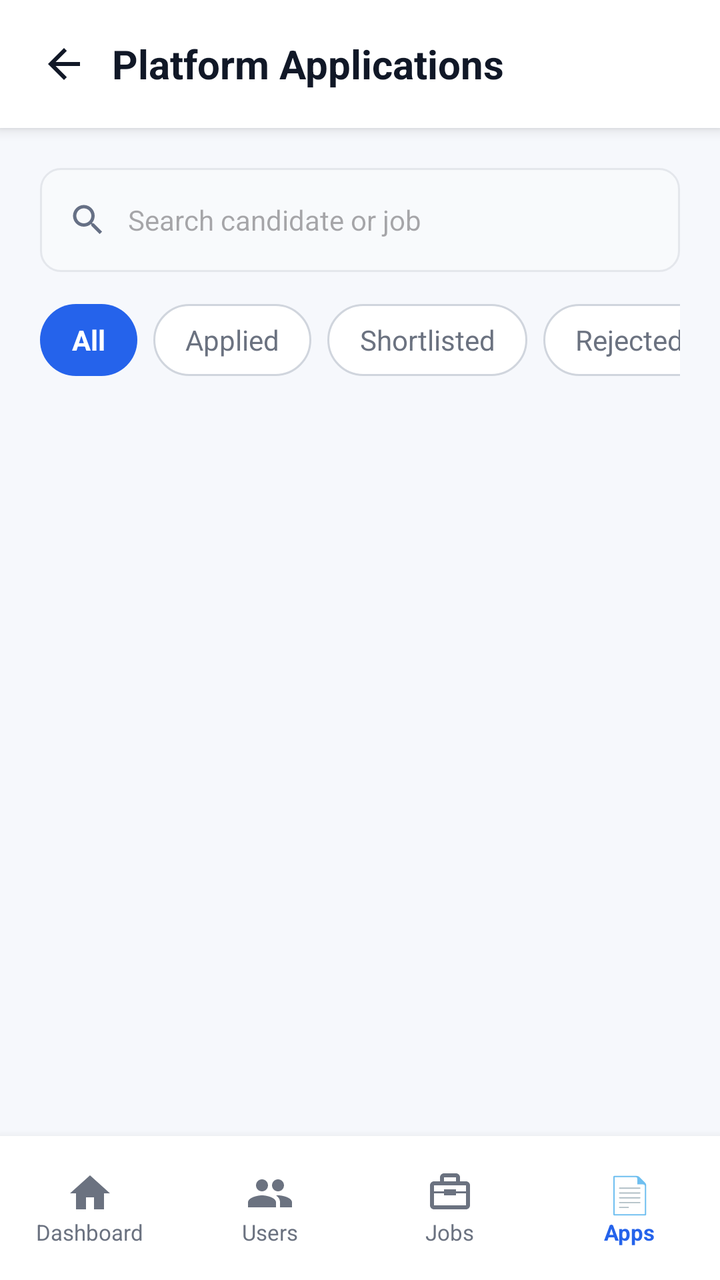
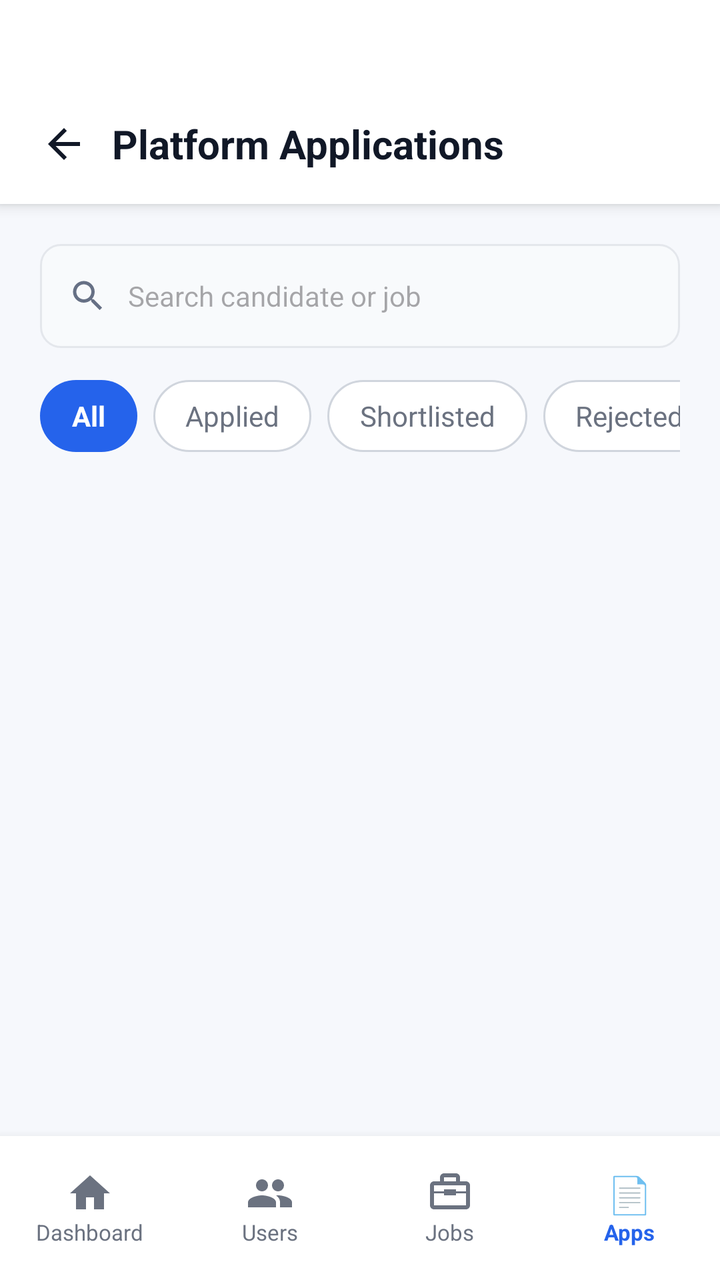

Compare the two renders of this Android layout. The source of the first and the diff that turns it into the second are given below.
<!-- AndroidManifest.xml: application theme Theme.CloudHire -->
<!-- res/layout/activity_admin_applications.xml -->
<?xml version="1.0" encoding="utf-8"?>
<LinearLayout xmlns:android="http://schemas.android.com/apk/res/android"
    xmlns:app="http://schemas.android.com/apk/res-auto"
    android:layout_width="match_parent"
    android:layout_height="match_parent"
    android:orientation="vertical"
    android:background="@color/dashboard_background">

    
    <LinearLayout
        android:layout_width="match_parent"
        android:layout_height="64dp"
        android:background="@android:color/white"
        android:elevation="4dp"
        android:gravity="center_vertical"
        android:orientation="horizontal"
        android:paddingStart="8dp"
        android:paddingEnd="16dp">

        <ImageButton
            android:id="@+id/btnAdminAppsBack"
            android:layout_width="48dp"
            android:layout_height="48dp"
            android:background="?attr/selectableItemBackgroundBorderless"
            android:contentDescription="Back"
            android:padding="12dp"
            android:src="@drawable/ic_arrow_back"
            app:tint="@color/dashboard_text_primary" />

        <TextView
            android:layout_width="0dp"
            android:layout_height="wrap_content"
            android:layout_weight="1"
            android:text="Platform Applications"
            android:textColor="@color/dashboard_text_primary"
            android:textSize="20sp"
            android:textStyle="bold" />
    </LinearLayout>

    
    <LinearLayout
        android:layout_width="match_parent"
        android:layout_height="wrap_content"
        android:orientation="vertical"
        android:padding="20dp">

        <LinearLayout
            android:layout_width="match_parent"
            android:layout_height="52dp"
            android:background="@drawable/bg_applicant_search"
            android:gravity="center_vertical"
            android:orientation="horizontal"
            android:paddingStart="14dp"
            android:paddingEnd="14dp">
            <ImageView
                android:layout_width="20dp"
                android:layout_height="20dp"
                android:src="@drawable/ic_search" />
            <EditText
                android:id="@+id/etAppSearch"
                android:layout_width="match_parent"
                android:layout_height="match_parent"
                android:background="@android:color/transparent"
                android:hint="Search candidate or job"
                android:inputType="text"
                android:paddingStart="10dp"
                android:textSize="14sp" />
        </LinearLayout>

        <HorizontalScrollView
            android:layout_width="match_parent"
            android:layout_height="wrap_content"
            android:layout_marginTop="16dp"
            android:scrollbars="none">
            <LinearLayout
                android:layout_width="wrap_content"
                android:layout_height="wrap_content"
                android:orientation="horizontal">
                <TextView
                    android:id="@+id/filterAppAll"
                    android:layout_width="wrap_content"
                    android:layout_height="36dp"
                    android:background="@drawable/bg_filter_active"
                    android:gravity="center"
                    android:paddingStart="16dp"
                    android:paddingEnd="16dp"
                    android:text="All"
                    android:textColor="@android:color/white"
                    android:textStyle="bold" />
                <TextView
                    android:id="@+id/filterAppApplied"
                    android:layout_width="wrap_content"
                    android:layout_height="36dp"
                    android:layout_marginStart="8dp"
                    android:background="@drawable/bg_filter_inactive"
                    android:gravity="center"
                    android:paddingStart="16dp"
                    android:paddingEnd="16dp"
                    android:text="Applied"
                    android:textColor="@color/dashboard_text_secondary" />
                <TextView
                    android:id="@+id/filterAppShortlisted"
                    android:layout_width="wrap_content"
                    android:layout_height="36dp"
                    android:layout_marginStart="8dp"
                    android:background="@drawable/bg_filter_inactive"
                    android:gravity="center"
                    android:paddingStart="16dp"
                    android:paddingEnd="16dp"
                    android:text="Shortlisted"
                    android:textColor="@color/dashboard_text_secondary" />
                <TextView
                    android:id="@+id/filterAppRejected"
                    android:layout_width="wrap_content"
                    android:layout_height="36dp"
                    android:layout_marginStart="8dp"
                    android:background="@drawable/bg_filter_inactive"
                    android:gravity="center"
                    android:paddingStart="16dp"
                    android:paddingEnd="16dp"
                    android:text="Rejected"
                    android:textColor="@color/dashboard_text_secondary" />
            </LinearLayout>
        </HorizontalScrollView>
    </LinearLayout>

    
    <ScrollView
        android:layout_width="match_parent"
        android:layout_height="0dp"
        android:layout_weight="1">
        <LinearLayout
            android:id="@+id/appListContainer"
            android:layout_width="match_parent"
            android:layout_height="wrap_content"
            android:orientation="vertical"
            android:paddingStart="20dp"
            android:paddingEnd="20dp"
            android:paddingBottom="20dp" />
    </ScrollView>

    
    <LinearLayout
        android:layout_width="match_parent"
        android:layout_height="72dp"
        android:background="@android:color/white"
        android:elevation="8dp"
        android:gravity="center_vertical"
        android:orientation="horizontal">

        <LinearLayout
            android:id="@+id/navAdminHome"
            android:layout_width="0dp"
            android:layout_height="match_parent"
            android:layout_weight="1"
            android:clickable="true"
            android:focusable="true"
            android:gravity="center"
            android:orientation="vertical">
            <ImageView
                android:layout_width="24dp"
                android:layout_height="24dp"
                android:src="@drawable/recruiter_dashboard_home"
                app:tint="@color/dashboard_text_secondary" />
            <TextView
                android:layout_width="wrap_content"
                android:layout_height="wrap_content"
                android:text="Dashboard"
                android:textColor="@color/dashboard_text_secondary"
                android:textSize="11sp" />
        </LinearLayout>

        <LinearLayout
            android:id="@+id/navAdminUsers"
            android:layout_width="0dp"
            android:layout_height="match_parent"
            android:layout_weight="1"
            android:clickable="true"
            android:focusable="true"
            android:gravity="center"
            android:orientation="vertical">
            <ImageView
                android:layout_width="24dp"
                android:layout_height="24dp"
                android:src="@drawable/recruiter_dashboard_people"
                app:tint="@color/dashboard_text_secondary" />
            <TextView
                android:layout_width="wrap_content"
                android:layout_height="wrap_content"
                android:text="Users"
                android:textColor="@color/dashboard_text_secondary"
                android:textSize="11sp" />
        </LinearLayout>

        <LinearLayout
            android:id="@+id/navAdminJobs"
            android:layout_width="0dp"
            android:layout_height="match_parent"
            android:layout_weight="1"
            android:clickable="true"
            android:focusable="true"
            android:gravity="center"
            android:orientation="vertical">
            <ImageView
                android:layout_width="24dp"
                android:layout_height="24dp"
                android:src="@drawable/recruiter_dashboard_briefcase"
                app:tint="@color/dashboard_text_secondary" />
            <TextView
                android:layout_width="wrap_content"
                android:layout_height="wrap_content"
                android:text="Jobs"
                android:textColor="@color/dashboard_text_secondary"
                android:textSize="11sp" />
        </LinearLayout>

        <LinearLayout
            android:id="@+id/navAdminApps"
            android:layout_width="0dp"
            android:layout_height="match_parent"
            android:layout_weight="1"
            android:clickable="true"
            android:focusable="true"
            android:gravity="center"
            android:orientation="vertical">
            <TextView
                android:layout_width="wrap_content"
                android:layout_height="24dp"
                android:text="📄"
                android:textColor="@color/dashboard_primary"
                android:textSize="18sp"
                android:textStyle="bold" />
            <TextView
                android:layout_width="wrap_content"
                android:layout_height="wrap_content"
                android:text="Apps"
                android:textColor="@color/dashboard_primary"
                android:textSize="11sp"
                android:textStyle="bold" />
        </LinearLayout>
    </LinearLayout>
</LinearLayout>
<!-- resources referenced by this layout -->
<resources>
  <color name="dashboard_background">#F6F8FC</color>
  <color name="dashboard_primary">#2563EB</color>
  <color name="dashboard_text_primary">#111827</color>
  <color name="dashboard_text_secondary">#6B7280</color>
  <!-- drawable bg_applicant_search (drawable) -->
  <?xml version="1.0" encoding="utf-8"?>
  <shape xmlns:android="http://schemas.android.com/apk/res/android">
  
      <solid android:color="#F8FAFC" />
  
      <corners android:radius="10dp" />
  
      <stroke
          android:width="1dp"
          android:color="#E4E7EC" />
  
  </shape>
  <!-- drawable bg_filter_active (drawable) -->
  <?xml version="1.0" encoding="utf-8"?>
  <shape xmlns:android="http://schemas.android.com/apk/res/android">
  
      <solid android:color="#2563EB" />
  
      <corners android:radius="20dp" />
  
  </shape>
  <!-- drawable bg_filter_inactive (drawable) -->
  <?xml version="1.0" encoding="utf-8"?>
  <shape xmlns:android="http://schemas.android.com/apk/res/android">
  
      <solid android:color="#FFFFFF" />
  
      <corners android:radius="20dp" />
  
      <stroke
          android:width="1dp"
          android:color="#D0D5DD" />
  
  </shape>
  <!-- drawable ic_arrow_back (drawable) -->
  <?xml version="1.0" encoding="utf-8"?>
  <vector
      xmlns:android="http://schemas.android.com/apk/res/android"
      android:width="24dp"
      android:height="24dp"
      android:viewportWidth="24"
      android:viewportHeight="24">
  
      <path
          android:fillColor="#1E3A8A"
          android:pathData="M20,11H7.83l5.59,-5.59L12,4l-8,8 8,8 1.41,-1.41L7.83,13H20v-2z" />
  
  </vector>
  <!-- drawable ic_search (drawable) -->
  <?xml version="1.0" encoding="utf-8"?>
  <vector xmlns:android="http://schemas.android.com/apk/res/android"
      android:width="24dp"
      android:height="24dp"
      android:viewportWidth="24"
      android:viewportHeight="24"
      android:tint="#667085">
      <path
          android:fillColor="@android:color/white"
          android:pathData="M15.5,14h-0.79l-0.28,-0.27C15.41,12.59 16,11.11 16,9.5 16,5.91 13.09,3 9.5,3S3,5.91 3,9.5 5.91,16 9.5,16c1.61,0 3.09,-0.59 4.23,-1.57l0.27,0.28v0.79l5,4.99L20.49,19l-4.99,-5zM9.5,14C7.01,14 5,11.99 5,9.5S7.01,5 9.5,5 14,7.01 14,9.5 11.99,14 9.5,14z" />
  </vector>
  <!-- drawable recruiter_dashboard_briefcase (drawable) -->
  <?xml version="1.0" encoding="utf-8"?>
  <vector xmlns:android="http://schemas.android.com/apk/res/android"
      android:width="24dp"
      android:height="24dp"
      android:viewportWidth="24"
      android:viewportHeight="24">
  
      <path
          android:fillColor="#667085"
          android:pathData="M20,6h-3V4c0,-1.1 -0.9,-2 -2,-2H9c-1.1,0 -2,0.9 -2,2v2H4c-1.1,0 -2,0.9 -2,2v10c0,1.1 0.9,2 2,2h16c1.1,0 2,-0.9 2,-2V8c0,-1.1 -0.9,-2 -2,-2zM9,4h6v2H9V4zM20,18H4v-6h5v1h6v-1h5v6zM9,11H4V8h16v3h-5v-1H9v1z" />
  
  </vector>
  <!-- drawable recruiter_dashboard_home (drawable) -->
  <?xml version="1.0" encoding="utf-8"?>
  <vector xmlns:android="http://schemas.android.com/apk/res/android"
      android:width="24dp"
      android:height="24dp"
      android:viewportWidth="24"
      android:viewportHeight="24">
  
      <path
          android:fillColor="#2563EB"
          android:pathData="M10,20v-6h4v6h5v-8h3L12,3 2,12h3v8z" />
  
  </vector>
  <!-- drawable recruiter_dashboard_people (drawable) -->
  <?xml version="1.0" encoding="utf-8"?>
  <vector xmlns:android="http://schemas.android.com/apk/res/android"
      android:width="24dp"
      android:height="24dp"
      android:viewportWidth="24"
      android:viewportHeight="24">
  
      <path
          android:fillColor="#667085"
          android:pathData="M16,11c1.66,0 2.99,-1.34 2.99,-3S17.66,5 16,5s-3,1.34 -3,3 1.34,3 3,3zM8,11c1.66,0 2.99,-1.34 2.99,-3S9.66,5 8,5 5,6.34 5,8s1.34,3 3,3zM8,13c-2.33,0 -7,1.17 -7,3.5V19h14v-2.5C15,14.17 10.33,13 8,13zM16,13c-0.29,0 -0.62,0.02 -0.97,0.05 1.16,0.84 1.97,1.94 1.97,3.45V19h6v-2.5c0,-2.33 -4.67,-3.5 -7,-3.5z" />
  
  </vector>
  <style name="Theme.CloudHire" parent="Base.Theme.CloudHire" />
  <style name="Base.Theme.CloudHire" parent="Theme.Material3.DayNight.NoActionBar">
          
          
      </style>
</resources>

<!-- the commit's change to res/layout/activity_admin_applications.xml (unified diff, before → after) -->
@@ -3,18 +3,20 @@
     xmlns:app="http://schemas.android.com/apk/res-auto"
     android:layout_width="match_parent"
     android:layout_height="match_parent"
-    android:orientation="vertical"
-    android:background="@color/dashboard_background">
+    android:background="@color/dashboard_background"
+    android:fitsSystemWindows="true"
+    android:orientation="vertical">
 
     
     <LinearLayout
         android:layout_width="match_parent"
-        android:layout_height="64dp"
+        android:layout_height="102dp"
         android:background="@android:color/white"
         android:elevation="4dp"
         android:gravity="center_vertical"
         android:orientation="horizontal"
         android:paddingStart="8dp"
+        android:paddingTop="42dp"
         android:paddingEnd="16dp">
 
         <ImageButton
